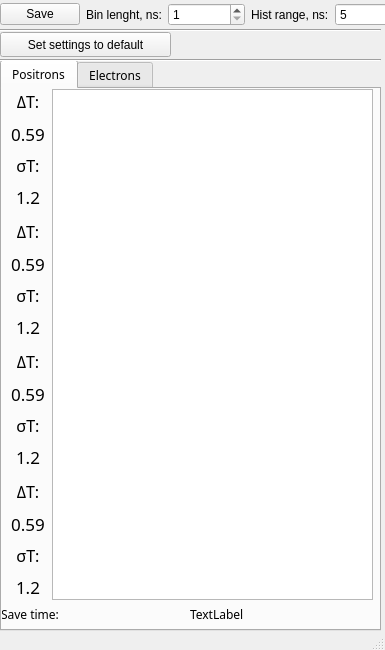
This is km_extraction/mainwindow1.ui in vitaliibalakin/kicker_monitor as Qt 5 draws it before an edit. The edited form follows.
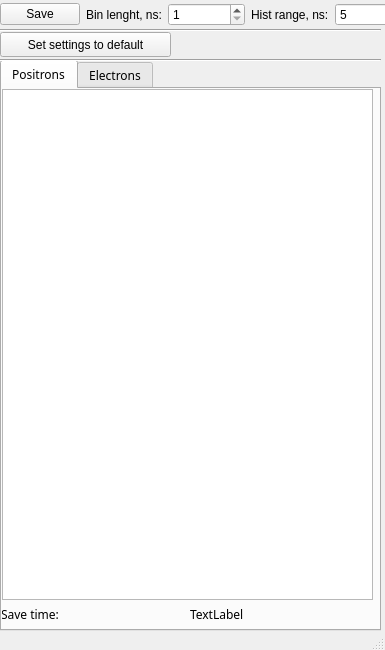
This is the edited form. The open tabs and pages were chosen to show the change.

Diff of the .ui file:
```diff
--- a/km_extraction/mainwindow1.ui
+++ b/km_extraction/mainwindow1.ui
@@ -74,301 +74,13 @@
      <widget class="QListWidget" name="uni_p">
       <property name="geometry">
        <rect>
-        <x>50</x>
+        <x>0</x>
         <y>0</y>
-        <width>321</width>
+        <width>371</width>
         <height>511</height>
        </rect>
       </property>
      </widget>
-     <widget class="QWidget" name="verticalLayoutWidget_5">
-      <property name="geometry">
-       <rect>
-        <x>0</x>
-        <y>390</y>
-        <width>52</width>
-        <height>121</height>
-       </rect>
-      </property>
-      <layout class="QVBoxLayout" name="verticalLayout_5">
-       <item>
-        <widget class="QLabel" name="label_dt_e_p_n_4">
-         <property name="font">
-          <font>
-           <pointsize>12</pointsize>
-          </font>
-         </property>
-         <property name="text">
-          <string>&lt;p&gt;&amp;Delta;T:&lt;/p&gt;</string>
-         </property>
-         <property name="alignment">
-          <set>Qt::AlignCenter</set>
-         </property>
-        </widget>
-       </item>
-       <item>
-        <widget class="QLabel" name="label_dt_p_k_n">
-         <property name="font">
-          <font>
-           <pointsize>13</pointsize>
-          </font>
-         </property>
-         <property name="text">
-          <string>0.59</string>
-         </property>
-         <property name="alignment">
-          <set>Qt::AlignCenter</set>
-         </property>
-        </widget>
-       </item>
-       <item>
-        <widget class="QLabel" name="label_da_e_p_n_4">
-         <property name="font">
-          <font>
-           <pointsize>12</pointsize>
-          </font>
-         </property>
-         <property name="text">
-          <string>&lt;p&gt;&amp;sigma;T:&lt;/p&gt;</string>
-         </property>
-         <property name="alignment">
-          <set>Qt::AlignCenter</set>
-         </property>
-        </widget>
-       </item>
-       <item>
-        <widget class="QLabel" name="label_st_p_k_n">
-         <property name="font">
-          <font>
-           <pointsize>13</pointsize>
-          </font>
-         </property>
-         <property name="text">
-          <string>1.2</string>
-         </property>
-         <property name="alignment">
-          <set>Qt::AlignCenter</set>
-         </property>
-        </widget>
-       </item>
-      </layout>
-     </widget>
-     <widget class="QWidget" name="verticalLayoutWidget_6">
-      <property name="geometry">
-       <rect>
-        <x>0</x>
-        <y>260</y>
-        <width>52</width>
-        <height>121</height>
-       </rect>
-      </property>
-      <layout class="QVBoxLayout" name="verticalLayout_6">
-       <item>
-        <widget class="QLabel" name="label_dt_e_p_p_4">
-         <property name="font">
-          <font>
-           <pointsize>12</pointsize>
-          </font>
-         </property>
-         <property name="text">
-          <string>&lt;p&gt;&amp;Delta;T:&lt;/p&gt;</string>
-         </property>
-         <property name="alignment">
-          <set>Qt::AlignCenter</set>
-         </property>
-        </widget>
-       </item>
-       <item>
-        <widget class="QLabel" name="label_dt_p_k_p">
-         <property name="font">
-          <font>
-           <pointsize>13</pointsize>
-          </font>
-         </property>
-         <property name="text">
-          <string>0.59</string>
-         </property>
-         <property name="alignment">
-          <set>Qt::AlignCenter</set>
-         </property>
-        </widget>
-       </item>
-       <item>
-        <widget class="QLabel" name="label_st_e_p_p_4">
-         <property name="font">
-          <font>
-           <pointsize>12</pointsize>
-          </font>
-         </property>
-         <property name="text">
-          <string>&lt;p&gt;&amp;sigma;T:&lt;/p&gt;</string>
-         </property>
-         <property name="alignment">
-          <set>Qt::AlignCenter</set>
-         </property>
-        </widget>
-       </item>
-       <item>
-        <widget class="QLabel" name="label_st_p_k_p">
-         <property name="font">
-          <font>
-           <pointsize>13</pointsize>
-          </font>
-         </property>
-         <property name="text">
-          <string>1.2</string>
-         </property>
-         <property name="alignment">
-          <set>Qt::AlignCenter</set>
-         </property>
-        </widget>
-       </item>
-      </layout>
-     </widget>
-     <widget class="QWidget" name="verticalLayoutWidget_7">
-      <property name="geometry">
-       <rect>
-        <x>0</x>
-        <y>130</y>
-        <width>52</width>
-        <height>121</height>
-       </rect>
-      </property>
-      <layout class="QVBoxLayout" name="verticalLayout_7">
-       <item>
-        <widget class="QLabel" name="label_dt_e_p_n_5">
-         <property name="font">
-          <font>
-           <pointsize>12</pointsize>
-          </font>
-         </property>
-         <property name="text">
-          <string>&lt;p&gt;&amp;Delta;T:&lt;/p&gt;</string>
-         </property>
-         <property name="alignment">
-          <set>Qt::AlignCenter</set>
-         </property>
-        </widget>
-       </item>
-       <item>
-        <widget class="QLabel" name="label_dt_p_p_n">
-         <property name="font">
-          <font>
-           <pointsize>13</pointsize>
-          </font>
-         </property>
-         <property name="text">
-          <string>0.59</string>
-         </property>
-         <property name="alignment">
-          <set>Qt::AlignCenter</set>
-         </property>
-        </widget>
-       </item>
-       <item>
-        <widget class="QLabel" name="label_da_e_p_n_5">
-         <property name="font">
-          <font>
-           <pointsize>12</pointsize>
-          </font>
-         </property>
-         <property name="text">
-          <string>&lt;p&gt;&amp;sigma;T:&lt;/p&gt;</string>
-         </property>
-         <property name="alignment">
-          <set>Qt::AlignCenter</set>
-         </property>
-        </widget>
-       </item>
-       <item>
-        <widget class="QLabel" name="label_st_p_p_n">
-         <property name="font">
-          <font>
-           <pointsize>13</pointsize>
-          </font>
-         </property>
-         <property name="text">
-          <string>1.2</string>
-         </property>
-         <property name="alignment">
-          <set>Qt::AlignCenter</set>
-         </property>
-        </widget>
-       </item>
-      </layout>
-     </widget>
-     <widget class="QWidget" name="verticalLayoutWidget_8">
-      <property name="geometry">
-       <rect>
-        <x>0</x>
-        <y>0</y>
-        <width>52</width>
-        <height>121</height>
-       </rect>
-      </property>
-      <layout class="QVBoxLayout" name="verticalLayout_8">
-       <item>
-        <widget class="QLabel" name="label_dt_e_p_p_5">
-         <property name="font">
-          <font>
-           <pointsize>12</pointsize>
-          </font>
-         </property>
-         <property name="text">
-          <string>&lt;p&gt;&amp;Delta;T:&lt;/p&gt;</string>
-         </property>
-         <property name="alignment">
-          <set>Qt::AlignCenter</set>
-         </property>
-        </widget>
-       </item>
-       <item>
-        <widget class="QLabel" name="label_dt_p_p_p">
-         <property name="font">
-          <font>
-           <pointsize>13</pointsize>
-          </font>
-         </property>
-         <property name="text">
-          <string>0.59</string>
-         </property>
-         <property name="alignment">
-          <set>Qt::AlignCenter</set>
-         </property>
-        </widget>
-       </item>
-       <item>
-        <widget class="QLabel" name="label_st_e_p_p_5">
-         <property name="font">
-          <font>
-           <pointsize>12</pointsize>
-          </font>
-         </property>
-         <property name="text">
-          <string>&lt;p&gt;&amp;sigma;T:&lt;/p&gt;</string>
-         </property>
-         <property name="alignment">
-          <set>Qt::AlignCenter</set>
-         </property>
-        </widget>
-       </item>
-       <item>
-        <widget class="QLabel" name="label_st_p_p_p">
-         <property name="font">
-          <font>
-           <pointsize>13</pointsize>
-          </font>
-         </property>
-         <property name="text">
-          <string>1.2</string>
-         </property>
-         <property name="alignment">
-          <set>Qt::AlignCenter</set>
-         </property>
-        </widget>
-       </item>
-      </layout>
-     </widget>
      <widget class="QWidget" name="horizontalLayoutWidget_2">
       <property name="geometry">
        <rect>
```
Left out of the diff: 294 changed lines with no effect on the pictures.
